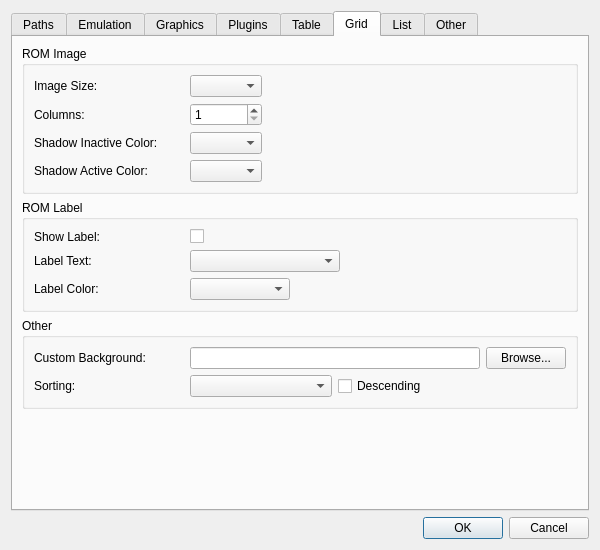
Before: the Qt Designer form src/dialogs/settingsdialog.ui in dh4/mupen64plus-qt, drawn with Qt 5.
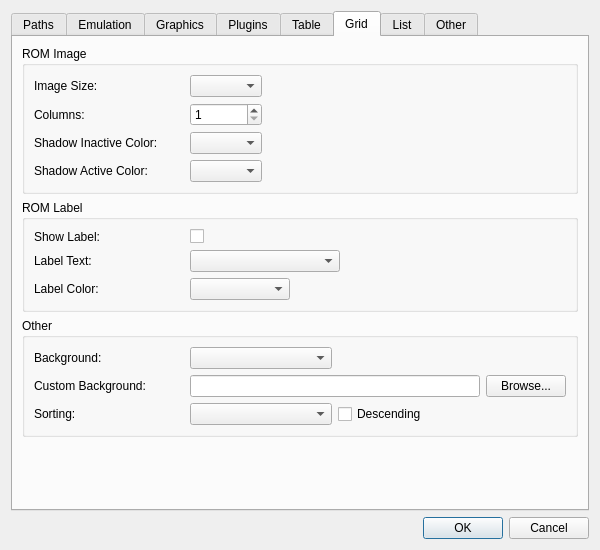
After: the same form once the commit is applied. The open tabs and pages were chosen to show the change.

Commit message: Add background theme option to grid view

```diff
--- a/src/dialogs/settingsdialog.ui
+++ b/src/dialogs/settingsdialog.ui
@@ -706,38 +706,38 @@
          <layout class="QGridLayout" name="gridLayout6">
           <item row="2" column="0">
            <layout class="QGridLayout" name="gridOtherLayout" columnstretch="0,1,1,0" columnminimumwidth="150,0,0,0">
-            <item row="0" column="3">
+            <item row="1" column="3">
              <widget class="QPushButton" name="backgroundButton">
               <property name="text">
                <string>Browse...</string>
               </property>
              </widget>
             </item>
-            <item row="0" column="0">
+            <item row="1" column="0">
              <widget class="QLabel" name="backgroundLabel">
               <property name="text">
                <string>Custom Background:</string>
               </property>
              </widget>
             </item>
-            <item row="1" column="0">
+            <item row="2" column="0">
              <widget class="QLabel" name="gridSortLabel">
               <property name="text">
                <string>Sorting:</string>
               </property>
              </widget>
             </item>
-            <item row="0" column="1" colspan="2">
+            <item row="1" column="1" colspan="2">
              <widget class="QLineEdit" name="backgroundPath"/>
             </item>
-            <item row="1" column="2" colspan="2">
+            <item row="2" column="2" colspan="2">
              <widget class="QCheckBox" name="gridDescendingOption">
               <property name="text">
                <string>Descending</string>
               </property>
              </widget>
             </item>
-            <item row="1" column="1">
+            <item row="2" column="1">
              <widget class="QComboBox" name="gridSortBox">
               <property name="maximumSize">
                <size>
@@ -747,6 +747,16 @@
               </property>
              </widget>
             </item>
+            <item row="0" column="0">
+             <widget class="QLabel" name="bgThemeLabel">
+              <property name="text">
+               <string>Background:</string>
+              </property>
+             </widget>
+            </item>
+            <item row="0" column="1">
+             <widget class="QComboBox" name="bgThemeBox"/>
+            </item>
            </layout>
           </item>
          </layout>
```
Left out of the diff: 1 changed line with no effect on the pictures. The commit also changes 4 other files.
